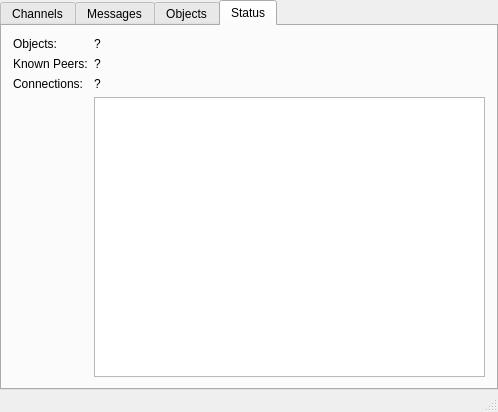
Before: the Qt Designer form hyperbit/gui/data/MainWindow.ui in g1itch/hyperbit, drawn with Qt 5.
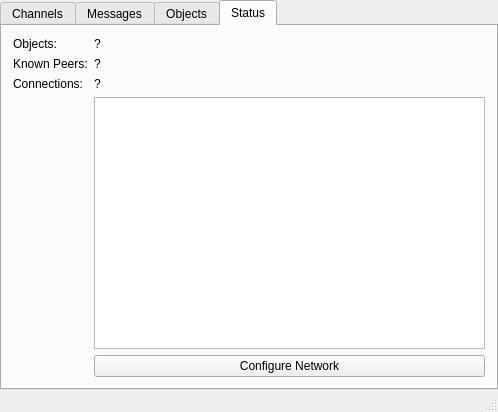
After: the same form once the commit is applied. The open tabs and pages were chosen to show the change.

The edit to the form file:
```diff
--- a/hyperbit/gui/data/MainWindow.ui
+++ b/hyperbit/gui/data/MainWindow.ui
@@ -361,6 +361,13 @@
           </property>
          </widget>
         </item>
+        <item row="6" column="1">
+         <widget class="QPushButton" name="configureNetwork">
+          <property name="text">
+           <string>Configure Network</string>
+          </property>
+         </widget>
+        </item>
        </layout>
       </widget>
      </widget>
```
